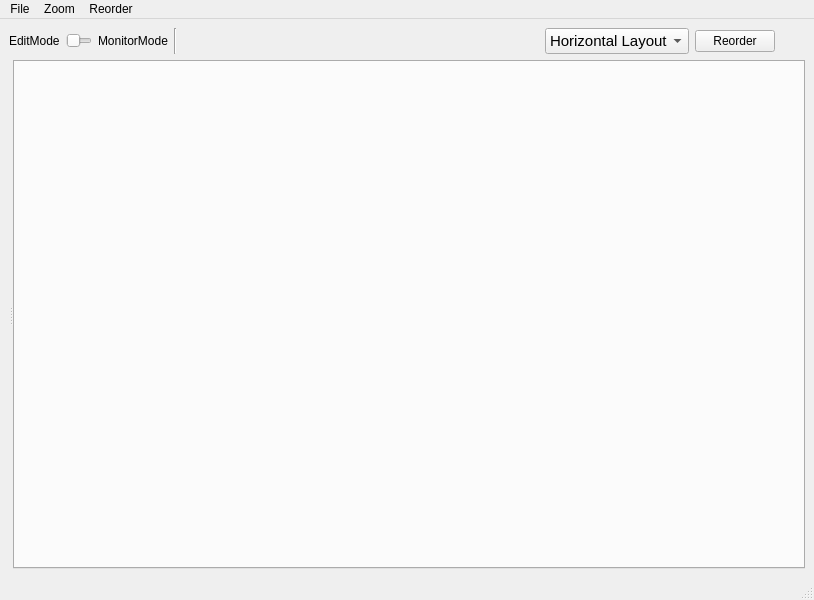
Old version of the form bt_editor/mainwindow.ui in the repository BehaviorTree/Groot.
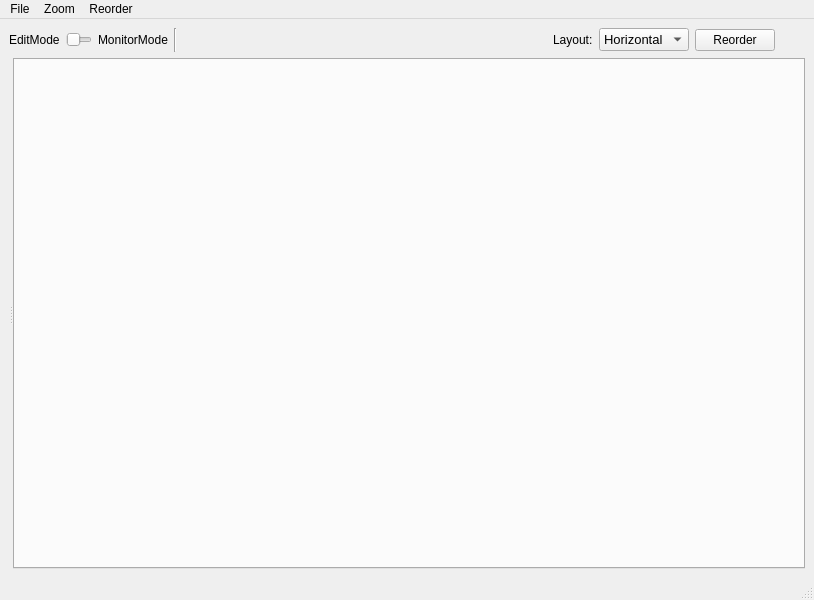
New version of the form. Icons and pictures are not drawn.

Diff of the .ui file:
```diff
--- a/bt_editor/mainwindow.ui
+++ b/bt_editor/mainwindow.ui
@@ -111,22 +111,35 @@
         </property>
        </spacer>
       </item>
+      <item>
+       <widget class="QLabel" name="label">
+        <property name="text">
+         <string>Layout:</string>
+        </property>
+       </widget>
+      </item>
       <item>
        <widget class="QComboBox" name="comboBoxLayout">
         <property name="minimumSize">
          <size>
-          <width>130</width>
+          <width>90</width>
           <height>0</height>
          </size>
         </property>
+        <property name="maximumSize">
+         <size>
+          <width>90</width>
+          <height>16777215</height>
+         </size>
+        </property>
         <property name="font">
          <font>
-          <pointsize>11</pointsize>
+          <pointsize>10</pointsize>
          </font>
         </property>
         <item>
          <property name="text">
-          <string>Horizontal Layout</string>
+          <string>Horizontal</string>
          </property>
         </item>
         <item>
```
Left out of the diff: 2 changed lines with no effect on the pictures.
